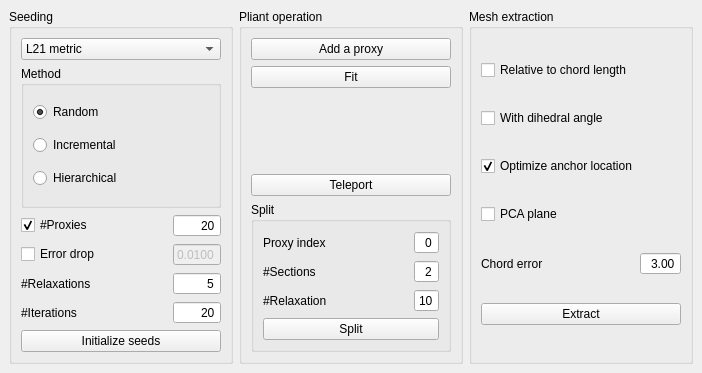
Above: Polyhedron/demo/Polyhedron/Plugins/Surface_mesh_approximation/Surface_mesh_approximation_dockwidget.ui from CGAL/cgal before the change. Below: the same form after it.
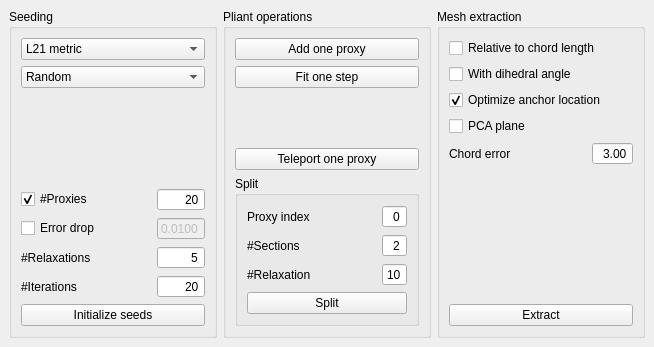
That is the form after the change.

Patch:
```diff
--- a/Polyhedron/demo/Polyhedron/Plugins/Surface_mesh_approximation/Surface_mesh_approximation_dockwidget.ui
+++ b/Polyhedron/demo/Polyhedron/Plugins/Surface_mesh_approximation/Surface_mesh_approximation_dockwidget.ui
@@ -6,8 +6,8 @@
    <rect>
     <x>0</x>
     <y>0</y>
-    <width>702</width>
-    <height>373</height>
+    <width>654</width>
+    <height>347</height>
    </rect>
   </property>
   <property name="windowTitle">
@@ -44,38 +44,37 @@
         </widget>
        </item>
        <item>
-        <widget class="QGroupBox" name="groupBox">
-         <property name="title">
-          <string>Method</string>
-         </property>
-         <layout class="QVBoxLayout" name="verticalLayout_3">
+        <widget class="QComboBox" name="comboMethod">
           <item>
-           <widget class="QRadioButton" name="method_random">
             <property name="text">
              <string>Random</string>
             </property>
-            <property name="checked">
-             <bool>true</bool>
-            </property>
-           </widget>
           </item>
           <item>
-           <widget class="QRadioButton" name="method_incremental">
             <property name="text">
              <string>Incremental</string>
             </property>
-           </widget>
           </item>
           <item>
-           <widget class="QRadioButton" name="method_hierarchical">
             <property name="text">
              <string>Hierarchical</string>
             </property>
-           </widget>
-          </item>
-         </layout>
+         </item>
         </widget>
        </item>
+       <item>
+        <spacer name="verticalSpacer_2">
+         <property name="orientation">
+          <enum>Qt::Vertical</enum>
+         </property>
+         <property name="sizeHint" stdset="0">
+          <size>
+           <width>20</width>
+           <height>40</height>
+          </size>
+         </property>
+        </spacer>
+       </item>
        <item>
         <layout class="QGridLayout" name="gridLayout_2">
          <item row="3" column="0">
@@ -216,20 +215,20 @@
     <item>
      <widget class="QGroupBox" name="groupBox_2">
       <property name="title">
-       <string>Pliant operation</string>
+       <string>Pliant operations</string>
       </property>
       <layout class="QVBoxLayout" name="verticalLayout">
        <item>
         <widget class="QPushButton" name="buttonAdd">
          <property name="text">
-          <string>Add a proxy</string>
+          <string>Add one proxy</string>
          </property>
         </widget>
        </item>
        <item>
         <widget class="QPushButton" name="buttonFit">
          <property name="text">
-          <string>Fit</string>
+          <string>Fit one step</string>
          </property>
         </widget>
        </item>
@@ -249,7 +248,7 @@
        <item>
         <widget class="QPushButton" name="buttonTeleport">
          <property name="text">
-          <string>Teleport</string>
+          <string>Teleport one proxy</string>
          </property>
         </widget>
        </item>
@@ -432,6 +431,19 @@
          </item>
         </layout>
        </item>
+       <item>
+        <spacer name="verticalSpacer_3">
+         <property name="orientation">
+          <enum>Qt::Vertical</enum>
+         </property>
+         <property name="sizeHint" stdset="0">
+          <size>
+           <width>20</width>
+           <height>40</height>
+          </size>
+         </property>
+        </spacer>
+       </item>
        <item>
         <widget class="QPushButton" name="buttonMeshing">
          <property name="text">
```
Left out of the diff: 2 changed lines with no effect on the pictures. Lines whose indentation alone changed are shown as unchanged.
